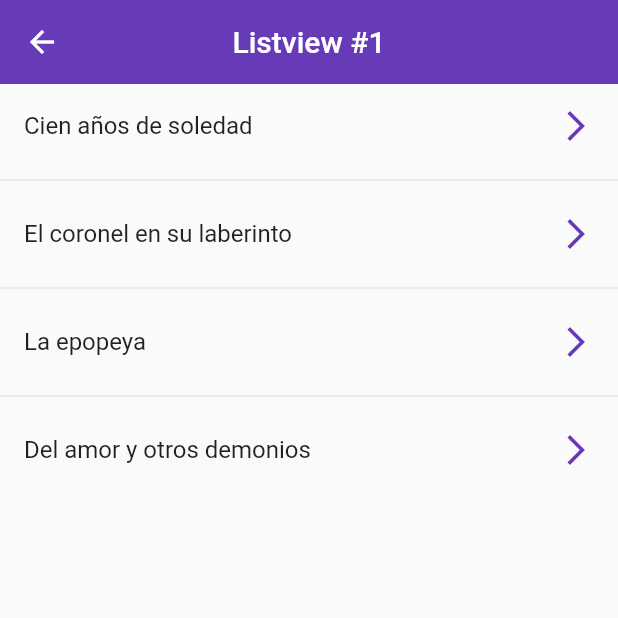
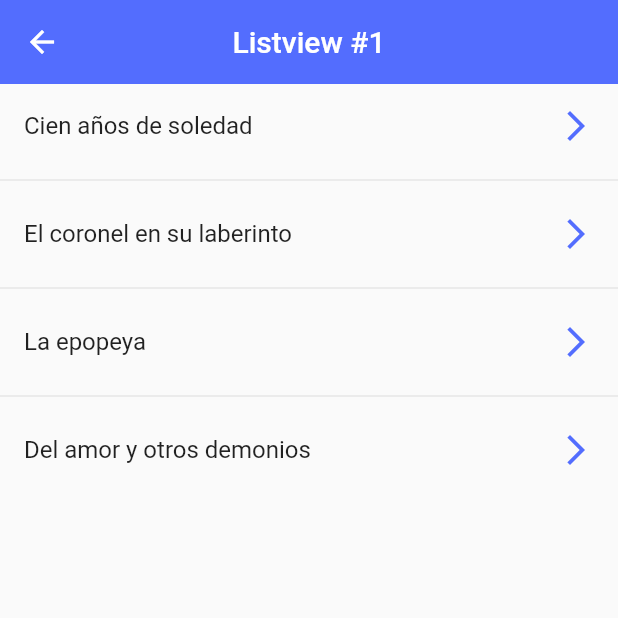
Before and after one commit to leodrumers/flutterWidgets, a Flutter app: the ListviewScreen screen opened by its route, on a phone screen of 412 x 824 dp, the top half of it. Run offline on Flutter 3.47's test engine with Material 2 defaults, Android fonts, the phone set to English and light mode, and no system bars.

Commit message:
Using primary color in screens

```diff
--- a/lib/screens/listview_screen.dart
+++ b/lib/screens/listview_screen.dart
@@ -1,4 +1,6 @@
 import 'package:flutter/material.dart';
+
+import '../themes/app_theme.dart';
 
 class ListviewScreen extends StatelessWidget {
   const ListviewScreen({Key? key}) : super(key: key);
@@ -13,19 +15,12 @@ class ListviewScreen extends StatelessWidget {
   @override
   Widget build(BuildContext context) {
     return Scaffold(
-      appBar: AppBar(
-        centerTitle: true,
-        title: const Text('Listview #1'),
-        elevation: 0,
-        backgroundColor: Colors.deepPurple,
-      ),
+      appBar: AppBar(centerTitle: true, title: const Text('Listview #1')),
       body: ListView.separated(
         itemBuilder: (context, index) => ListTile(
           title: Text(options[index]),
-          trailing: const Icon(
-            Icons.arrow_forward_ios,
-            color: Colors.deepPurple,
-          ),
+          trailing:
+              const Icon(Icons.arrow_forward_ios, color: AppTheme.primaryColor),
           onTap: () {
             final game = options[index];
             print(game);
```
Also changed, not shown: lib/screens/home_screen.dart (+5 -4 lines).
